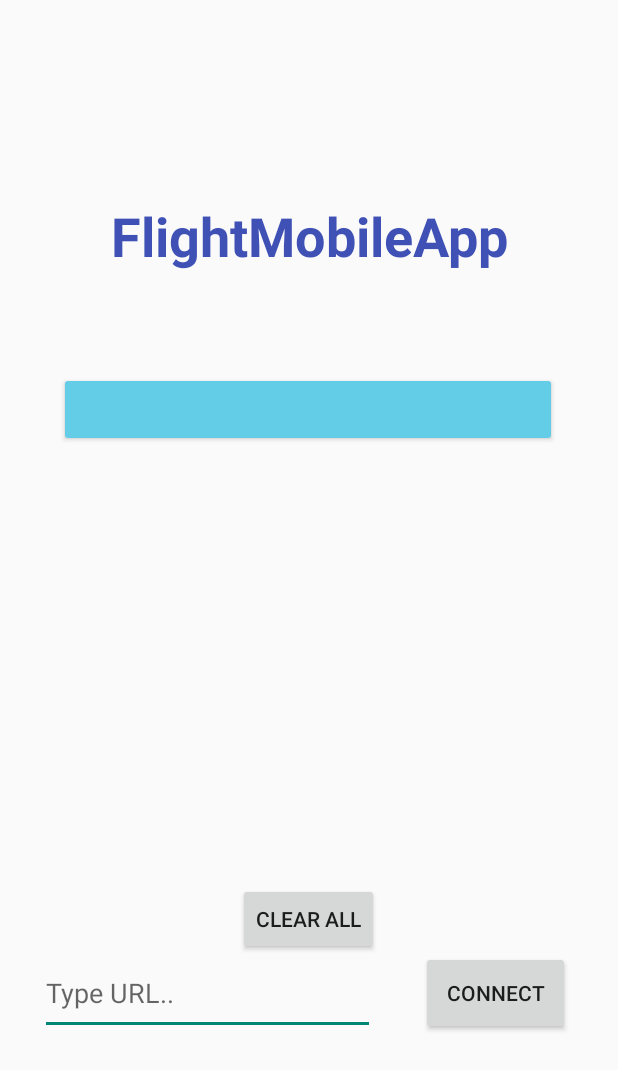
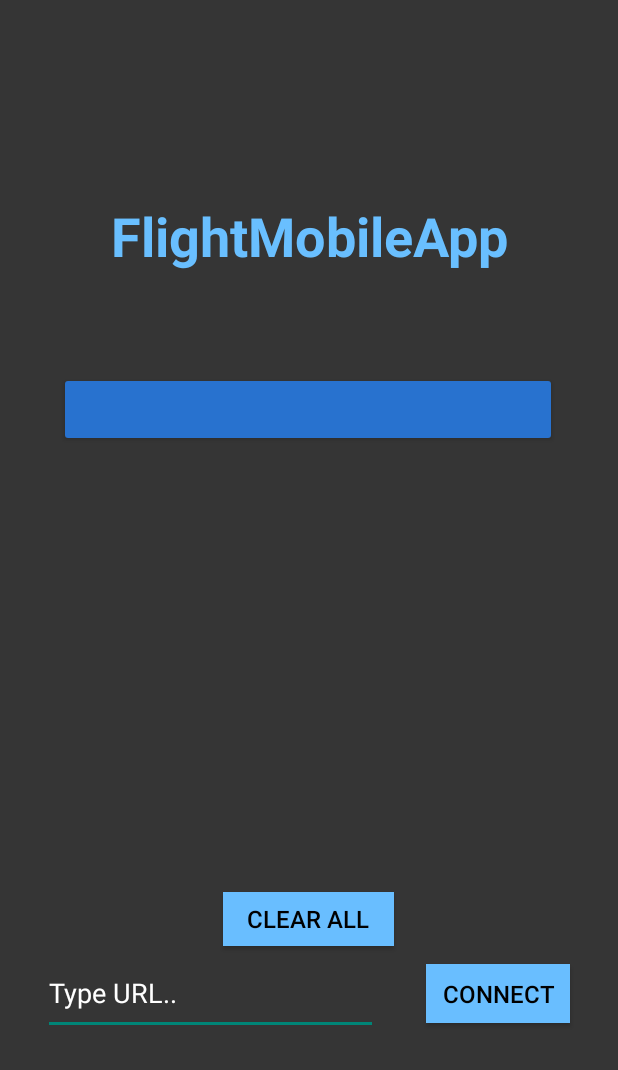
Before and after one commit to yuvalkit/FlightMobileApp, an Android app: the screen it shows after launch (MainActivity), after a tap on "CONNECT", on a phone screen of 412 x 824 dp. Shown: the top 1070 px of the screen. Run offline under Robolectric (Android 15) with nearby library versions, the phone set to English and light mode, and no system bars; our stand-ins replace Room's generated code.

```diff
--- a/app/src/main/java/com/example/flightmobileapp/MainActivity.kt
+++ b/app/src/main/java/com/example/flightmobileapp/MainActivity.kt
@@ -115,39 +115,29 @@ class MainActivity : AppCompatActivity() {
 
     private fun tryToConnect(){
         var successFlag = false
-        //var url = insertBox.text.toString()
-        var url = "http://10.0.2.2:50242"
-        Log.d("EA", "before. url is ${url}")
+        var url = insertBox.text.toString()
+        //var url = "http://10.0.2.2:50242"
         val gson = GsonBuilder() .setLenient() .create()
         try {
-            Log.d("EA", url)
             val retrofit = Retrofit.Builder()
                 .baseUrl(url)
                 .addConverterFactory(GsonConverterFactory.create(gson))
                 .build()
-            Log.d("EA", "after retrofit")
             val api = retrofit.create(Api::class.java)
             val body = api.getScreenshot().enqueue(object : Callback<ResponseBody> {
                 override fun onResponse(call: Call<ResponseBody>, response: Response<ResponseBody>) {
-                    Log.d("EA", "in response")
                     val stream = response?.body()?.byteStream()
-                    Log.d("EA", "after stream")
                     var bitmapImage = BitmapFactory.decodeStream(stream)
+                    if (bitmapImage is Bitmap) {
+                        MyScreenshot.screenshot = bitmapImage
+                        startActivity(Intent(this@MainActivity, PlayModeActivity::class.java))
+                    } else {
+                        Log.d("EA", "failed. bitmapImage is $bitmapImage")
+                    }
 
-                    Log.d("EA", "after bitmap")
-                    if(bitmapImage is Bitmap) {
-                        var image = MyImage(bitmapImage)
-                        val intent = Intent(this@MainActivity, PlayModeActivity::class.java)
-                        var b = Bundle()
-                        b.putSerializable("image", image)
-                        intent.putExtras(b)
-                        startActivity(intent)
-                    } else {
-                        throw Exception()
-                    }
                 }
                 override fun onFailure(call: Call<ResponseBody>, t: Throwable) {
-                    Log.d("EA", "failed. respones is ${t}")
+                    Log.d("EA", "failed. response is $t")
                 }
             })
         }
--- a/app/src/main/java/com/example/flightmobileapp/PlayModeActivity.kt
+++ b/app/src/main/java/com/example/flightmobileapp/PlayModeActivity.kt
@@ -19,10 +19,7 @@ class PlayModeActivity : AppCompatActivity(), OnMoveListener, OnMultipleLongPres
         super.onCreate(savedInstanceState)
         setContentView(R.layout.play_mode)
         setSlidersRanges()
-        val b = intent.extras
-        val image = b!!.get("image")
-        var screenshot = (image as MyImage).screenshot
-        setScreenshot(screenshot)
+        setScreenshot(MyScreenshot.screenshot)
         setSlidersListeners()
         joystick.setOnMoveListener(this)
     }
--- a/app/src/main/res/layout/activity_main.xml
+++ b/app/src/main/res/layout/activity_main.xml
@@ -4,16 +4,20 @@
     xmlns:tools="http://schemas.android.com/tools"
     android:layout_width="match_parent"
     android:layout_height="match_parent"
-    android:backgroundTint="#00B81212"
+    android:background="@color/colorDark"
+    android:touchscreenBlocksFocus="false"
     tools:context=".MainActivity">
 
     <Button
         android:id="@+id/connectButton"
-        android:layout_width="99dp"
-        android:layout_height="56dp"
+        android:layout_width="96dp"
+        android:layout_height="39dp"
         android:layout_marginTop="500dp"
         android:layout_marginEnd="32dp"
+        android:background="#69BEFF"
         android:text="@string/connect_button"
+        android:textColor="#000000"
+        android:textSize="16sp"
         app:layout_constraintBottom_toBottomOf="parent"
         app:layout_constraintEnd_toEndOf="parent"
         app:layout_constraintTop_toTopOf="parent" />
@@ -26,7 +30,7 @@
         android:layout_marginBottom="550dp"
         android:text="@string/app_name"
         android:textAlignment="center"
-        android:textColor="#3F51B5"
+        android:textColor="#69BFFF"
         android:textSize="36sp"
         android:textStyle="bold"
         app:layout_constraintBottom_toBottomOf="parent"
@@ -43,6 +47,8 @@
         android:ems="10"
         android:hint="@string/type_url"
         android:inputType="textPersonName"
+        android:textColor="#FFFFFF"
+        android:textColorHint="#FFFFFF"
         app:layout_constraintBottom_toBottomOf="parent"
         app:layout_constraintEnd_toStartOf="@+id/connectButton"
         app:layout_constraintHorizontal_bias="0.47"
@@ -55,7 +61,8 @@
         android:layout_height="50dp"
         android:layout_marginTop="20dp"
         android:layout_marginBottom="480dp"
-        android:backgroundTint="#63CDE8"
+        android:backgroundTint="#2872CF"
+        android:textColor="#FFFFFF"
         app:layout_constraintBottom_toBottomOf="parent"
         app:layout_constraintEnd_toEndOf="parent"
         app:layout_constraintHorizontal_bias="0.493"
@@ -69,7 +76,8 @@
         android:layout_height="50dp"
         android:layout_marginTop="40dp"
         android:layout_marginBottom="360dp"
-        android:backgroundTint="#63CDE8"
+        android:backgroundTint="#2872CF"
+        android:textColor="#FFFFFF"
         app:layout_constraintBottom_toBottomOf="parent"
         app:layout_constraintEnd_toEndOf="parent"
         app:layout_constraintStart_toStartOf="parent"
@@ -82,7 +90,8 @@
         android:layout_height="50dp"
         android:layout_marginTop="60dp"
         android:layout_marginBottom="240dp"
-        android:backgroundTint="#63CDE8"
+        android:backgroundTint="#2872CF"
+        android:textColor="#FFFFFF"
         app:layout_constraintBottom_toBottomOf="parent"
         app:layout_constraintEnd_toEndOf="parent"
         app:layout_constraintHorizontal_bias="0.49"
@@ -96,7 +105,8 @@
         android:layout_height="50dp"
         android:layout_marginTop="80dp"
         android:layout_marginBottom="120dp"
-        android:backgroundTint="#63CDE8"
+        android:backgroundTint="#2872CF"
+        android:textColor="#FFFFFF"
         app:layout_constraintBottom_toBottomOf="parent"
         app:layout_constraintEnd_toEndOf="parent"
         app:layout_constraintStart_toStartOf="parent"
@@ -108,7 +118,8 @@
         android:layout_width="332dp"
         android:layout_height="50dp"
         android:layout_marginTop="100dp"
-        android:backgroundTint="#63CDE8"
+        android:backgroundTint="#2872CF"
+        android:textColor="#FFFFFF"
         android:visibility="visible"
         app:layout_constraintBottom_toBottomOf="parent"
         app:layout_constraintEnd_toEndOf="parent"
@@ -118,10 +129,13 @@
 
     <Button
         android:id="@+id/clearButton"
-        android:layout_width="wrap_content"
-        android:layout_height="wrap_content"
+        android:layout_width="114dp"
+        android:layout_height="36dp"
         android:layout_marginTop="220dp"
+        android:background="#69BEFF"
         android:text="@string/clear"
+        android:textColor="#000000"
+        android:textSize="16sp"
         app:layout_constraintBottom_toBottomOf="parent"
         app:layout_constraintEnd_toEndOf="parent"
         app:layout_constraintHorizontal_bias="0.498"
--- a/app/src/main/res/values/colors.xml
+++ b/app/src/main/res/values/colors.xml
@@ -3,4 +3,5 @@
     <color name="colorPrimary">#6200EE</color>
     <color name="colorPrimaryDark">#3700B3</color>
     <color name="colorAccent">#03DAC5</color>
+    <color name="colorDark">#353535</color>
 </resources>
```
Also changed, not shown: app/src/main/java/com/example/flightmobileapp/MyImage.kt (deleted, +0 -8 lines), app/src/main/java/com/example/flightmobileapp/MyScreenshot.kt (added, +13 -0 lines), app/src/main/res/layout/play_mode.xml (+14 -10 lines).
